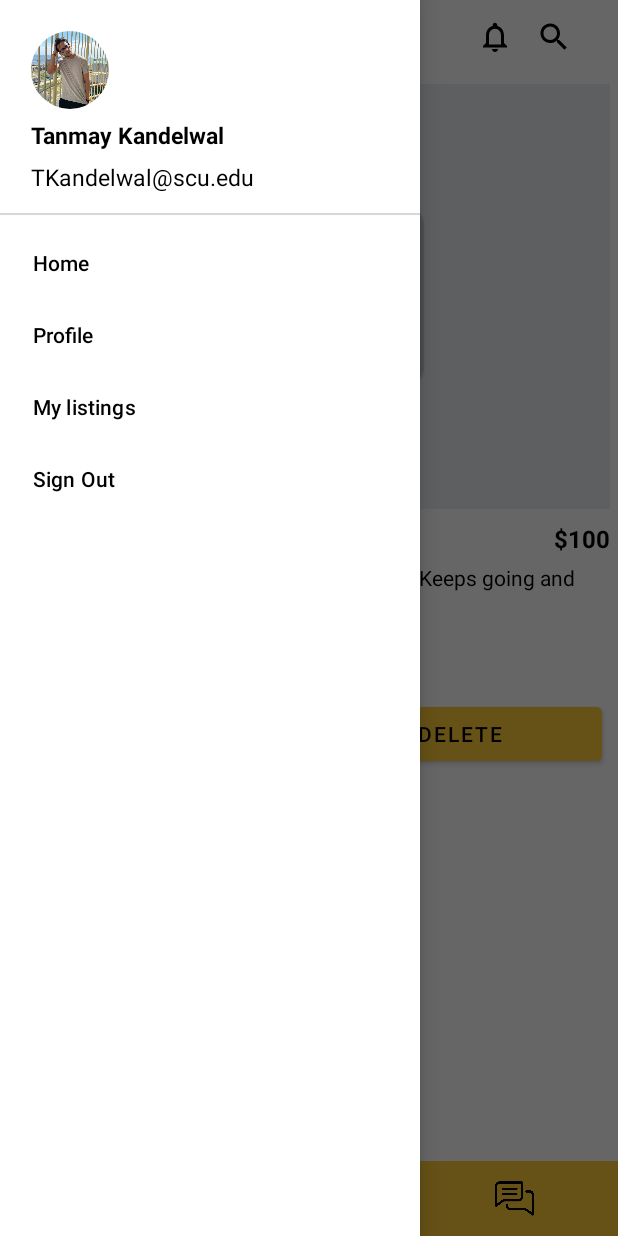
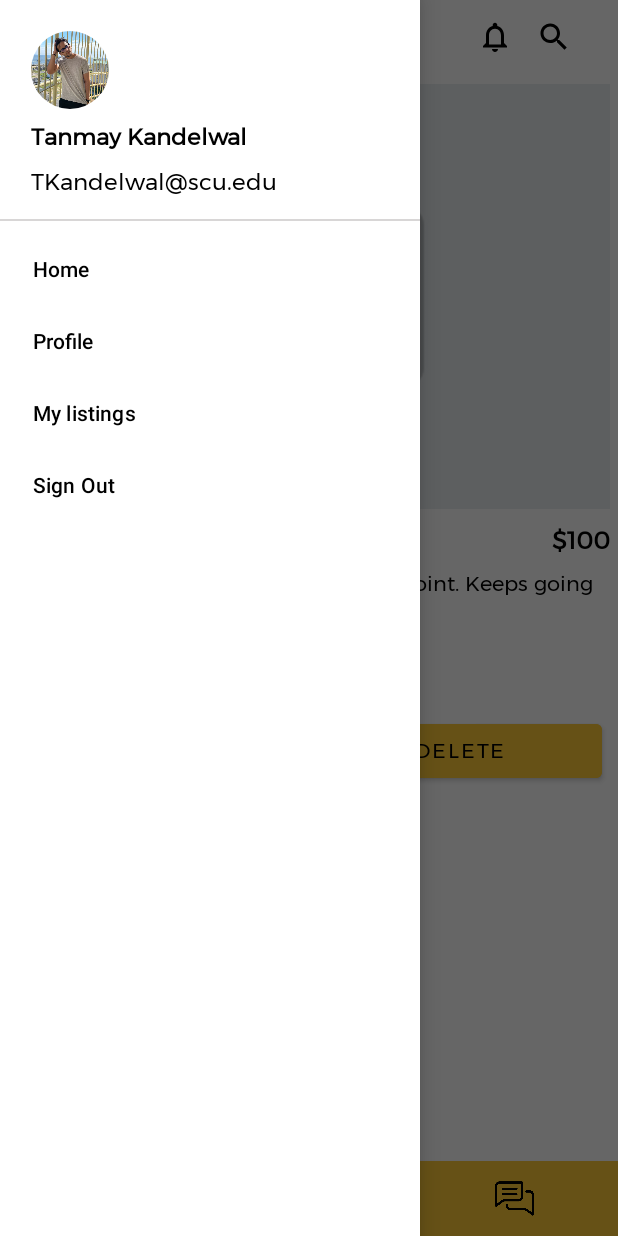
Before and after one commit to amanmishra3/Exsell, an Android app: the ViewListing screen opened directly, with no data from a screen before it, with the side drawer open, on a phone screen of 412 x 824 dp. Run offline under Robolectric (Android 15) with nearby library versions, the phone set to English and light mode, and no system bars; our stand-ins replace CircleImageView, sdp/ssp sizes.

Commit message:
Fonts Changed

```diff
--- a/app/src/main/res/layout/layout_category_tile.xml
+++ b/app/src/main/res/layout/layout_category_tile.xml
@@ -48,7 +48,9 @@
                 android:textStyle="bold"
                 android:text="@string/category"
                 android:textColor="@color/black"
-                android:textSize="@dimen/_10sdp" />
+                android:textSize="@dimen/_10sdp"
+                android:fontFamily="@font/montserrat"
+                />
         </LinearLayout>
     </androidx.cardview.widget.CardView>
 </LinearLayout>
--- a/app/src/main/res/layout/layout_view_listing.xml
+++ b/app/src/main/res/layout/layout_view_listing.xml
@@ -49,7 +49,9 @@
                     android:layout_marginVertical="5dp"
                     app:layout_constraintTop_toBottomOf="@+id/image"
                     app:layout_constraintStart_toStartOf="parent"
-                    android:text="@string/title"/>
+                    android:text="@string/title"
+                    android:fontFamily="@font/montserrat"
+                    />
 
                 <TextView
                     android:id="@+id/price"
@@ -61,7 +63,9 @@
                     android:layout_marginVertical="5dp"
                     app:layout_constraintTop_toBottomOf="@+id/image"
                     app:layout_constraintEnd_toEndOf="parent"
-                    android:text="@string/price"/>
+                    android:text="@string/price"
+                    android:fontFamily="@font/montserrat"
+                    />
 
                 <!-- Description -->
                 <TextView
@@ -71,7 +75,9 @@
                     android:layout_marginVertical="5dp"
                     app:layout_constraintTop_toBottomOf="@+id/title"
                     android:textColor="@color/black"
-                    android:text="Description here. Very long to prove a point. Keeps going and should wrap"/>
+                    android:text="Description here. Very long to prove a point. Keeps going and should wrap"
+                    android:fontFamily="@font/montserrat"
+                    />
 
                 <TextView
                     android:id="@+id/category"
@@ -80,7 +86,9 @@
                     android:layout_marginVertical="5dp"
                     app:layout_constraintTop_toBottomOf="@+id/description"
                     android:textColor="@color/black"
-                    android:text="Category"/>
+                    android:text="Category"
+                    android:fontFamily="@font/montserrat"
+                    />
 
                 <!-- Tags -->
                 <TextView
@@ -91,7 +99,9 @@
                     android:textColor="@color/black"
                     app:layout_constraintTop_toBottomOf="@+id/category"
                     app:layout_constraintStart_toStartOf="parent"
-                    android:text="Tags: "/>
+                    android:text="Tags: "
+                    android:fontFamily="@font/montserrat"
+                    />
 
                 <TextView
                     android:id="@+id/item_tags"
@@ -102,7 +112,9 @@
                     app:layout_constraintTop_toBottomOf="@+id/category"
                     app:layout_constraintStart_toEndOf="@id/tags"
                     android:textStyle="italic"
-                    android:text="Textbooks, COEN"/>
+                    android:text="Textbooks, COEN"
+                    android:fontFamily="@font/montserrat"
+                    />
 
                 <!-- Buttons -->
                 <LinearLayout
@@ -119,7 +131,9 @@
                         android:layout_marginHorizontal="5dp"
                         android:text="UPDATE"
                         android:textColor="@color/black"
-                        android:backgroundTint="@color/colorThemeYellow"/>
+                        android:backgroundTint="@color/colorThemeYellow"
+                        android:fontFamily="@font/montserrat"
+                        />
 
                     <Button
                         android:layout_width="fill_parent"
@@ -128,7 +142,9 @@
                         android:layout_marginHorizontal="5dp"
                         android:text="DELETE"
                         android:textColor="@color/black"
-                        android:backgroundTint="@color/colorThemeYellow"/>
+                        android:backgroundTint="@color/colorThemeYellow"
+                        android:fontFamily="@font/montserrat"
+                        />
                 </LinearLayout>
             </androidx.constraintlayout.widget.ConstraintLayout>
 
--- a/app/src/main/res/layout/navigation_bar_header.xml
+++ b/app/src/main/res/layout/navigation_bar_header.xml
@@ -21,7 +21,9 @@
         android:layout_marginTop="@dimen/_5sdp"
         android:textStyle="bold"
         android:layout_marginStart="@dimen/_16sdp"
-        android:textSize="@dimen/_12ssp"/>
+        android:textSize="@dimen/_12ssp"
+        android:fontFamily="@font/montserrat"
+        />
 
     <TextView
         android:id="@+id/userEmail"
@@ -32,7 +34,9 @@
         android:layout_below="@+id/userName"
         android:layout_marginTop="@dimen/_5sdp"
         android:layout_marginStart="@dimen/_16sdp"
-        android:textSize="@dimen/_12ssp"/>
+        android:textSize="@dimen/_12ssp"
+        android:fontFamily="@font/montserrat"
+        />
 
     <View
         android:layout_width="match_parent"
--- a/app/src/main/res/layout/search_bar.xml
+++ b/app/src/main/res/layout/search_bar.xml
@@ -21,7 +21,9 @@
         android:layout_height="@dimen/_30sdp"
         android:layout_marginStart="@dimen/_10sdp"
         android:layout_marginTop="@dimen/_10sdp"
-        android:hint="@string/search_items" />
+        android:hint="@string/search_items"
+        android:fontFamily="@font/montserrat"
+        />
 
     <ImageView
         android:id="@+id/searchBarSearch"
--- a/app/src/main/res/menu/navigation_menu.xml
+++ b/app/src/main/res/menu/navigation_menu.xml
@@ -2,15 +2,23 @@
 <menu xmlns:android="http://schemas.android.com/apk/res/android">
 
     <item android:id="@+id/home"
-        android:title="Home"/>
+        android:title="Home"
+        android:fontFamily="@font/montserrat"
+        />
 
     <item android:id="@+id/profile"
-        android:title="Profile"/>
+        android:title="Profile"
+        android:fontFamily="@font/montserrat"
+        />
 
     <item android:id="@+id/edit"
-        android:title="My listings" />
+        android:title="My listings"
+        android:fontFamily="@font/montserrat"
+        />
 
     <item android:id="@+id/signOut"
-        android:title="Sign Out"/>
+        android:title="Sign Out"
+        android:fontFamily="@font/montserrat"
+        />
 
 </menu>
```
Also changed, not shown: app/src/main/res/layout/layout_item_tile.xml (+6 -2 lines), app/src/main/res/layout/layout_item_tile_horizontal.xml (+9 -3 lines), app/src/main/res/layout/layout_item_tile_wishlist.xml (+6 -2 lines), app/src/main/res/layout/layout_new_listing.xml (+21 -7 lines).
